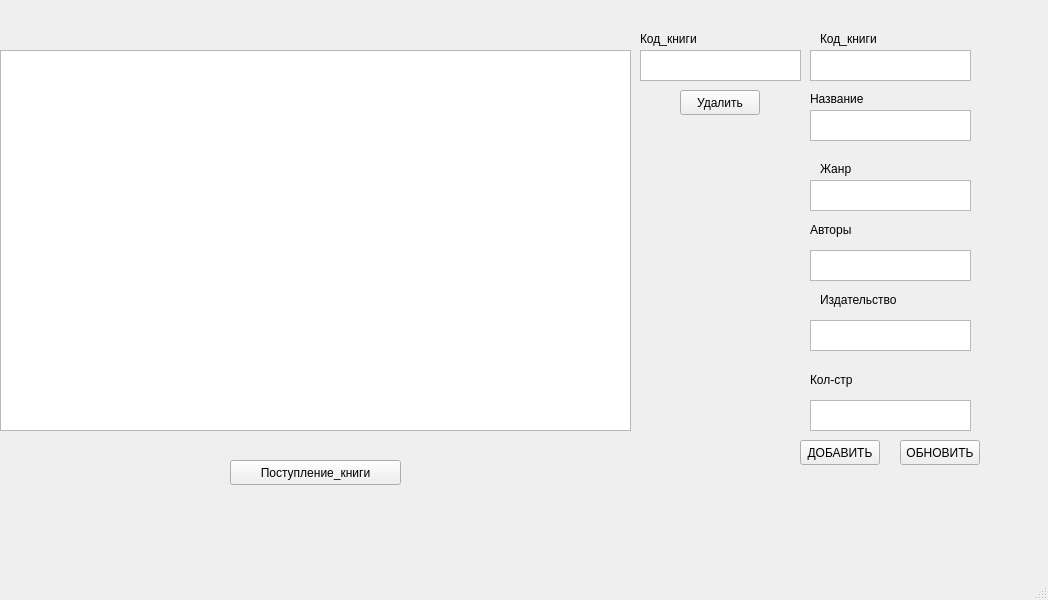
AmetDev/qt_creator_edu_repos, file untitled/mainwindow.ui: the form before one commit.
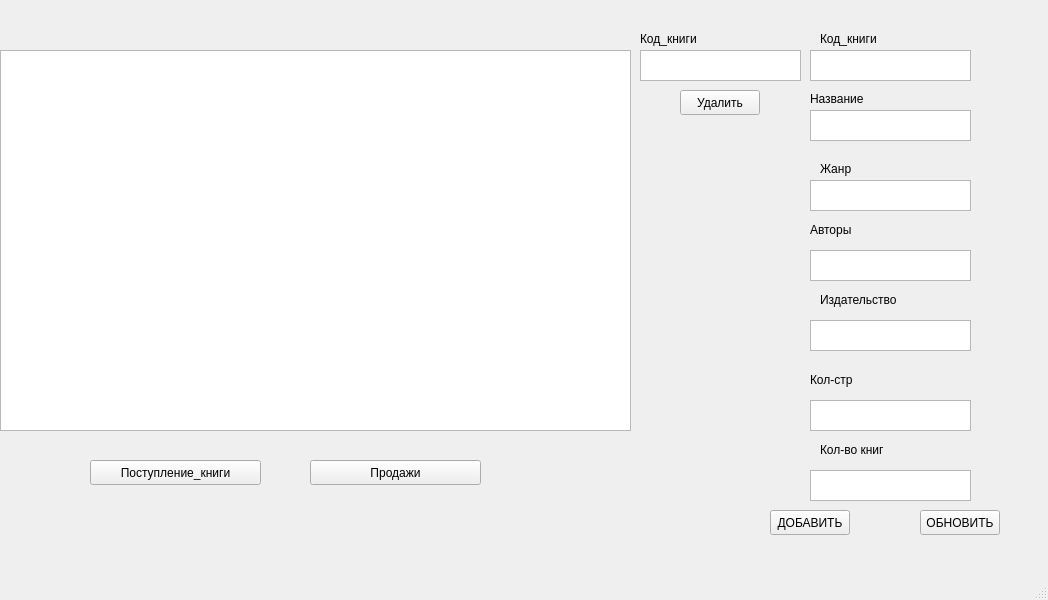
The form after the commit.

```diff
--- a/untitled/mainwindow.ui
+++ b/untitled/mainwindow.ui
@@ -27,7 +27,7 @@
    <widget class="QPushButton" name="postBtn">
     <property name="geometry">
      <rect>
-      <x>230</x>
+      <x>90</x>
       <y>460</y>
       <width>171</width>
       <height>25</height>
@@ -201,8 +201,8 @@
    <widget class="QPushButton" name="updateBtnBooks">
     <property name="geometry">
      <rect>
-      <x>900</x>
-      <y>440</y>
+      <x>920</x>
+      <y>510</y>
       <width>80</width>
       <height>25</height>
      </rect>
@@ -214,8 +214,8 @@
    <widget class="QPushButton" name="addBtnBooks">
     <property name="geometry">
      <rect>
-      <x>800</x>
-      <y>440</y>
+      <x>770</x>
+      <y>510</y>
       <width>80</width>
       <height>25</height>
      </rect>
@@ -237,6 +237,42 @@
      <string>Удалить</string>
     </property>
    </widget>
+   <widget class="QPushButton" name="Prodazbtn">
+    <property name="geometry">
+     <rect>
+      <x>310</x>
+      <y>460</y>
+      <width>171</width>
+      <height>25</height>
+     </rect>
+    </property>
+    <property name="text">
+     <string>Продажи</string>
+    </property>
+   </widget>
+   <widget class="QTextEdit" name="textEdit_7">
+    <property name="geometry">
+     <rect>
+      <x>810</x>
+      <y>470</y>
+      <width>161</width>
+      <height>31</height>
+     </rect>
+    </property>
+   </widget>
+   <widget class="QLabel" name="label_8">
+    <property name="geometry">
+     <rect>
+      <x>820</x>
+      <y>440</y>
+      <width>91</width>
+      <height>20</height>
+     </rect>
+    </property>
+    <property name="text">
+     <string>Кол-во книг</string>
+    </property>
+   </widget>
   </widget>
   <widget class="QMenuBar" name="menubar">
    <property name="geometry">
```
